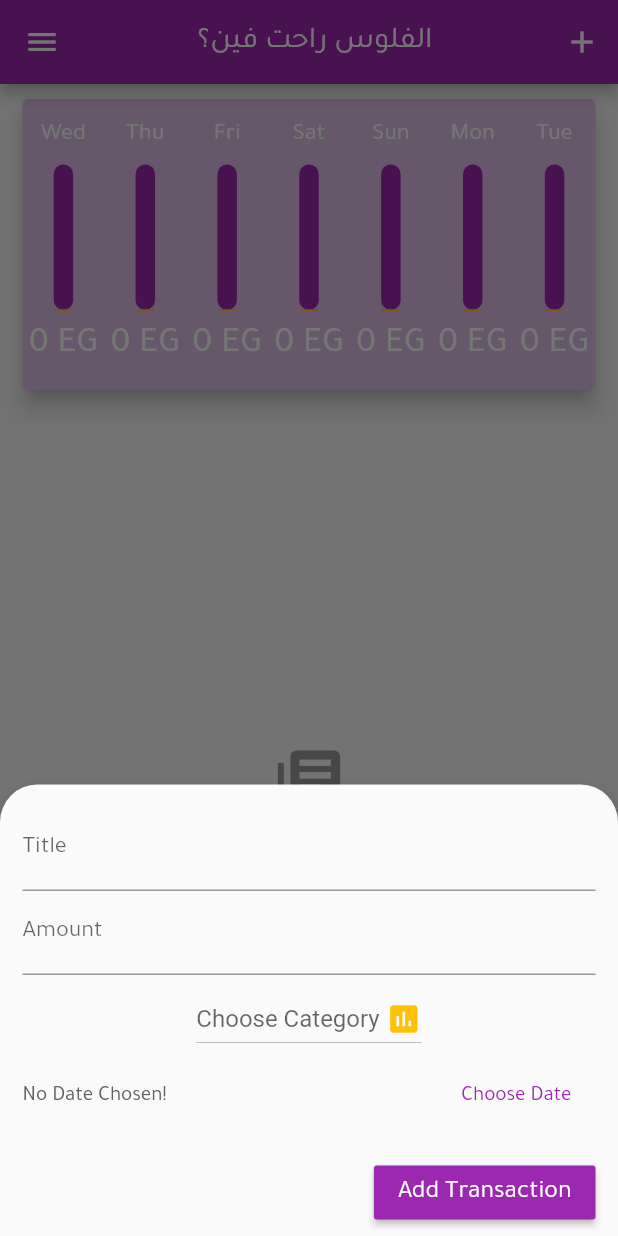
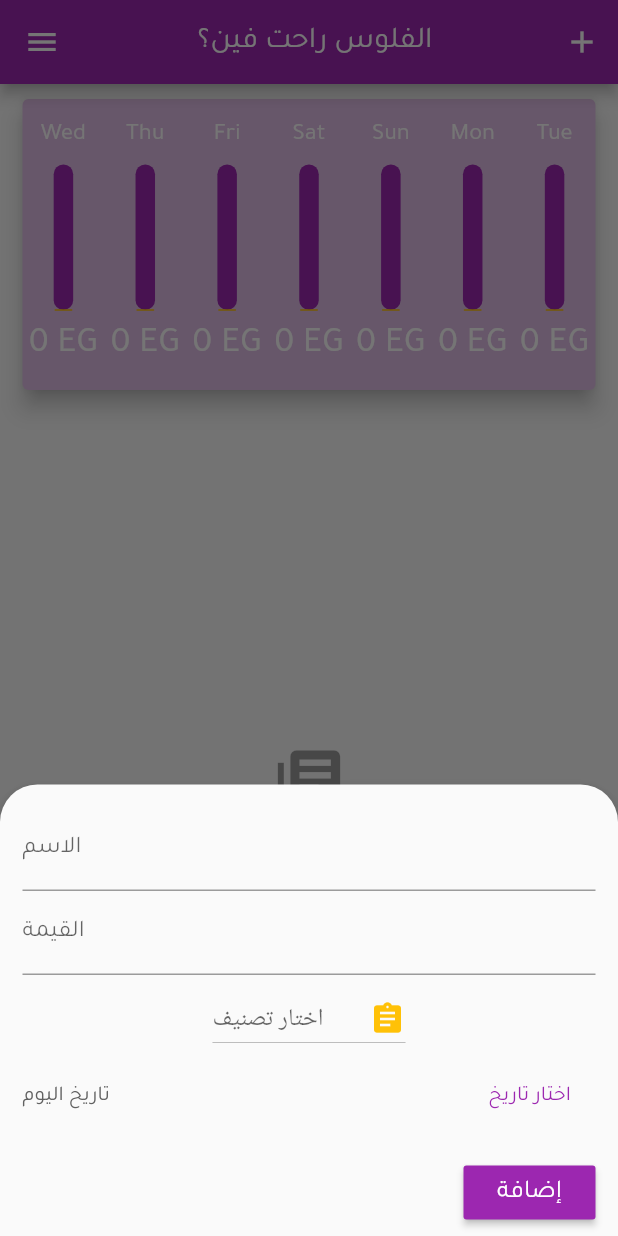
Before and after one commit to grayHatEnigma/Expense-Manager, a Flutter app: the HomeScreen screen opened by its route, after a tap on the "add" icon, on a phone screen of 412 x 824 dp. Run offline on Flutter 3.47's test engine with Material 2 defaults, Android fonts, the phone set to English and light mode, and no system bars; our stand-ins replace date_format, expandable, fl_chart, flutter_animation_progress_bar, fluttertoast, shared_preferences and 1 more; accounts and stored records are empty.

Commit message:
fix minor ui issues

```diff
--- a/lib/infrastructure/ui/screens/add_transaction_screen.dart
+++ b/lib/infrastructure/ui/screens/add_transaction_screen.dart
@@ -17,7 +17,7 @@ class AddTransaction extends StatefulWidget {
 class _AddTransactionState extends State<AddTransaction> {
   final titleController = TextEditingController();
   final amountController = TextEditingController();
-  String chosenDateText = 'No Date Chosen!';
+  String chosenDateText = 'تاريخ اليوم';
   //fields chosen by user and their default values in case he doesn't enter any
   DateTime chosenDate = DateTime.now();
   String chosenCategory;
@@ -37,11 +37,11 @@ class _AddTransactionState extends State<AddTransaction> {
           crossAxisAlignment: CrossAxisAlignment.end,
           children: <Widget>[
             TextField(
-              decoration: InputDecoration(labelText: 'Title'),
+              decoration: InputDecoration(labelText: 'الاسم'),
               controller: titleController,
             ),
             TextField(
-              decoration: InputDecoration(labelText: 'Amount'),
+              decoration: InputDecoration(labelText: 'القيمة'),
               controller: amountController,
               keyboardType: TextInputType.numberWithOptions(decimal: true),
             ),
@@ -61,9 +61,12 @@ class _AddTransactionState extends State<AddTransaction> {
                     });
                   },
                   value: chosenCategory,
-                  hint: Text('Choose Category '),
+                  hint: Text(
+                    'اختار تصنيف',
+                    textAlign: TextAlign.center,
+                  ),
                   icon: Icon(
-                    Icons.assessment,
+                    Icons.assignment,
                     color: Theme.of(context).accentColor,
                   ),
                   style: TextStyle(
@@ -83,7 +86,7 @@ class _AddTransactionState extends State<AddTransaction> {
                 ),
                 FlatButton(
                     child: Text(
-                      'Choose Date',
+                      'اختار تاريخ',
                       style: TextStyle(color: Theme.of(context).primaryColor),
                     ),
                     onPressed: () async {
@@ -98,8 +101,7 @@ class _AddTransactionState extends State<AddTransaction> {
                         // update the chosen date on the screen
                         setState(() {
                           chosenDate = userDate;
-                          chosenDateText =
-                              'Picked Date: ${formatDate(chosenDate, [
+                          chosenDateText = '${formatDate(chosenDate, [
                             DD,
                             ' , ',
                             dd,
@@ -119,7 +121,7 @@ class _AddTransactionState extends State<AddTransaction> {
             RaisedButton(
               color: Theme.of(context).primaryColor,
               child: Text(
-                'Add Transaction',
+                'إضافة',
                 style: TextStyle(color: Colors.white, fontSize: 17),
               ),
               onPressed: () {
--- a/lib/infrastructure/ui/screens/home_screen.dart
+++ b/lib/infrastructure/ui/screens/home_screen.dart
@@ -18,26 +18,8 @@ class HomeScreen extends StatefulWidget {
   _HomeScreenState createState() => _HomeScreenState();
 }
 
-class _HomeScreenState extends State<HomeScreen> with WidgetsBindingObserver {
+class _HomeScreenState extends State<HomeScreen> {
   bool _showChart = false;
-
-  @override
-  void didChangeAppLifecycleState(AppLifecycleState state) {
-    print(state);
-    super.didChangeAppLifecycleState(state);
-  }
-
-  @override
-  void initState() {
-    WidgetsBinding.instance.addObserver(this);
-    super.initState();
-  }
-
-  @override
-  void dispose() {
-    WidgetsBinding.instance.removeObserver(this);
-    super.dispose();
-  }
 
   @override
   Widget build(BuildContext context) {
@@ -133,8 +115,6 @@ class _HomeScreenState extends State<HomeScreen> with WidgetsBindingObserver {
     );
   }
 
-  /// Stateful widget life cycle debugging
-
   // This method will be called when the device orientation changes
   // so I re-initialize _showChart variable to false each time it is called.
   @override
--- a/lib/infrastructure/ui/widgets/indicator.dart
+++ b/lib/infrastructure/ui/widgets/indicator.dart
@@ -27,8 +27,8 @@ class Indicator extends StatelessWidget {
           width: size,
           height: size,
           decoration: BoxDecoration(
+            color: color,
             shape: isSquare ? BoxShape.rectangle : BoxShape.circle,
-            color: color,
           ),
         ),
         SizedBox(
--- a/lib/infrastructure/ui/widgets/pie_chart_widget.dart
+++ b/lib/infrastructure/ui/widgets/pie_chart_widget.dart
@@ -35,7 +35,7 @@ class _PieChartWidgetState extends State<PieChartWidget> {
         : Card(
             elevation: 5,
             child: Row(
-              mainAxisAlignment: MainAxisAlignment.spaceBetween,
+              mainAxisAlignment: MainAxisAlignment.center,
               children: <Widget>[
                 Flexible(
                   flex: 2,
@@ -43,7 +43,6 @@ class _PieChartWidgetState extends State<PieChartWidget> {
                     PieChartData(
                       pieTouchData:
                           PieTouchData(touchCallback: (touchResponse) {
-                        print(touchResponse.touchedSectionIndex);
                         setState(() {
                           touchedIndex = touchResponse.touchedSectionIndex;
                         });
@@ -77,7 +76,7 @@ class _PieChartWidgetState extends State<PieChartWidget> {
                           child: Indicator(
                             color: category.color,
                             text: category.title,
-                            isSquare: true,
+                            isSquare: false,
                           ),
                         );
                       },
--- a/lib/main.dart
+++ b/lib/main.dart
@@ -19,14 +19,13 @@ import './domain/managers/database_manager.dart';
 void main() {
   // To make sure it reads the shared preferences first.
   WidgetsFlutterBinding.ensureInitialized();
+  PlanManager();
 
   // Read from the Database immediately after creating the app.
   DatabaseManager();
 
   // Run the app
   runApp(MyApp());
-
-  // Debugging
 }
 
 class MyApp extends StatelessWidget {
```
Also changed, not shown: lib/domain/managers/plan_manager.dart (+4 -4 lines), lib/infrastructure/ui/screens/intro_screen.dart (+10 -6 lines).
